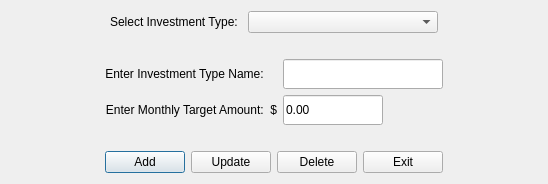
Qt form CashFlowManager/addinvestmenttypedialog.ui (epw7856/CashFlowManager) before a commit.
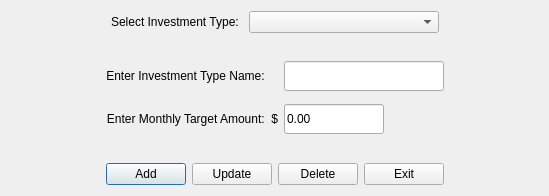
The same form after that commit.

Diff of the .ui file:
```diff
--- a/CashFlowManager/addinvestmenttypedialog.ui
+++ b/CashFlowManager/addinvestmenttypedialog.ui
@@ -6,10 +6,16 @@
    <rect>
     <x>0</x>
     <y>0</y>
-    <width>548</width>
-    <height>184</height>
+    <width>549</width>
+    <height>196</height>
    </rect>
   </property>
+  <property name="font">
+   <font>
+    <family>Segoe UI</family>
+    <pointsize>9</pointsize>
+   </font>
+  </property>
   <property name="windowTitle">
    <string>Add Investment Type</string>
   </property>
@@ -72,10 +78,13 @@
      <property name="orientation">
       <enum>Qt::Vertical</enum>
      </property>
+     <property name="sizeType">
+      <enum>QSizePolicy::Fixed</enum>
+     </property>
      <property name="sizeHint" stdset="0">
       <size>
        <width>20</width>
-       <height>29</height>
+       <height>15</height>
       </size>
      </property>
     </spacer>
@@ -199,10 +208,13 @@
      <property name="orientation">
       <enum>Qt::Vertical</enum>
      </property>
+     <property name="sizeType">
+      <enum>QSizePolicy::Fixed</enum>
+     </property>
      <property name="sizeHint" stdset="0">
       <size>
        <width>20</width>
-       <height>29</height>
+       <height>15</height>
       </size>
      </property>
     </spacer>
```
